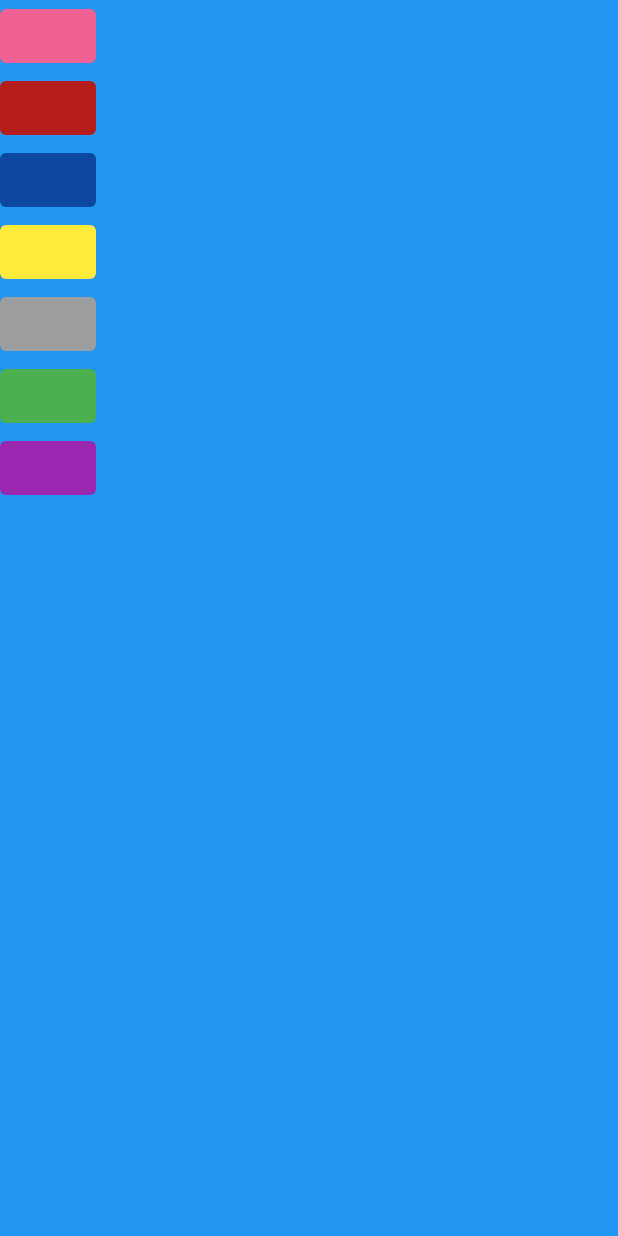
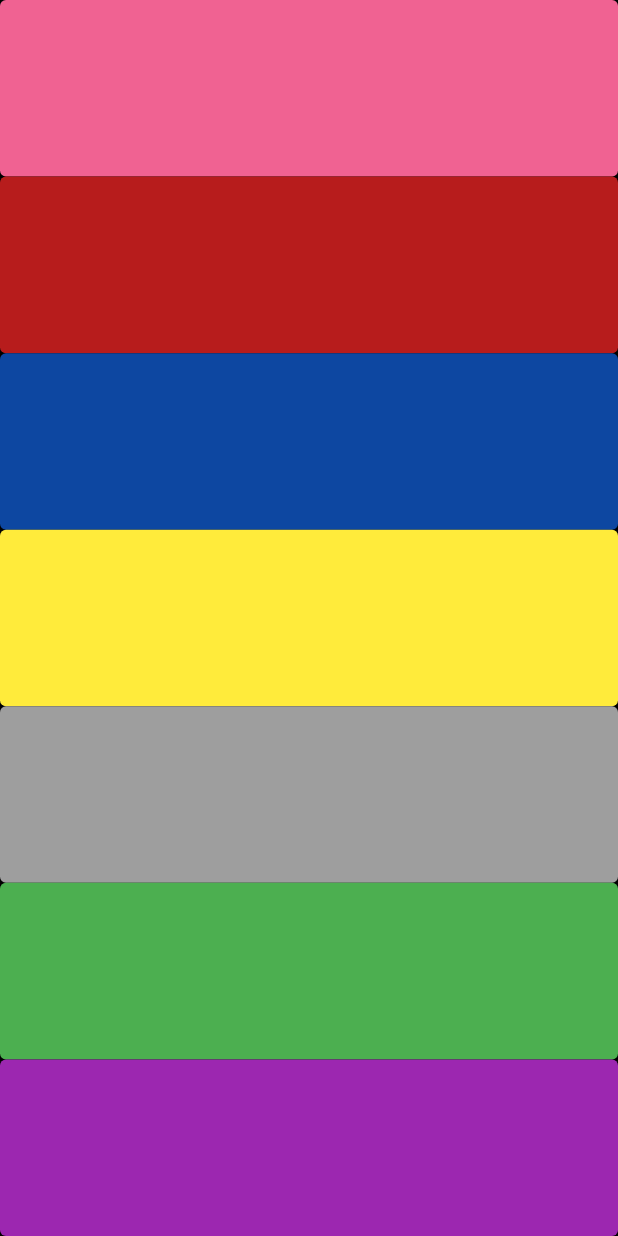
Before and after one commit to kidusmik/xylophone_app, a Flutter app: the screen it shows after launch, on a phone screen of 412 x 824 dp. Run offline on Flutter 3.47's test engine with Material 2 defaults, Android fonts, the phone set to English and light mode, and no system bars; our stand-ins replace audioplayers.

Commit message:
Modified the UI.

```diff
--- a/lib/main.dart
+++ b/lib/main.dart
@@ -1,4 +1,5 @@
 import 'package:audioplayers/audioplayers.dart';
+import 'package:flutter/cupertino.dart';
 import 'package:flutter/material.dart';
 
 void main() {
@@ -10,90 +11,104 @@ void main() {
 class XylophoneApp extends StatelessWidget {
   // const XylophoneApp({Key? key}) : super(key: key);
 
+  void playSound(int soundNum) {
+    final player = AudioCache();
+    player.play('assets_note$soundNum.wav');
+  }
+
   @override
   Widget build(BuildContext context) {
     return MaterialApp(
       home: Scaffold(
-        backgroundColor: Colors.blue,
+        backgroundColor: Colors.black,
         body: SafeArea(
           child: Column(
+            mainAxisAlignment: MainAxisAlignment.spaceEvenly,
+            crossAxisAlignment: CrossAxisAlignment.stretch,
             children: [
-              TextButton(
+              Expanded(
+                child: TextButton(
                   style: ButtonStyle(
                     backgroundColor: MaterialStateColor.resolveWith(
                         (states) => Colors.pink.shade300),
                   ),
                   onPressed: () {
-                  final player = AudioCache();
-                  player.play('assets_note1.wav');
+                    playSound(1);
                   },
                   child: Text(''),
                 ),
-              TextButton(
+              ),
+              Expanded(
+                child: TextButton(
                   style: ButtonStyle(
                     backgroundColor: MaterialStateColor.resolveWith(
                         (states) => Colors.red.shade900),
                   ),
                   onPressed: () {
-                  final player = AudioCache();
-                  player.play('assets_note2.wav');
+                    playSound(2);
                   },
                   child: Text(''),
                 ),
-              TextButton(
+              ),
+              Expanded(
+                child: TextButton(
                   style: ButtonStyle(
                     backgroundColor: MaterialStateColor.resolveWith(
                         (states) => Colors.blue.shade900),
                   ),
                   onPressed: () {
-                  final player = AudioCache();
-                  player.play('assets_note3.wav');
+                    playSound(3);
                   },
                   child: Text(''),
                 ),
-              TextButton(
+              ),
+              Expanded(
+                child: TextButton(
                   style: ButtonStyle(
                     backgroundColor:
                     MaterialStateColor.resolveWith((states) => Colors.yellow),
                   ),
                   onPressed: () {
-                  final player = AudioCache();
-                  player.play('assets_note4.wav');
+                    playSound(4);
                   },
                   child: Text(''),
                 ),
-              TextButton(
+              ),
+              Expanded(
+                child: TextButton(
                   style: ButtonStyle(
                     backgroundColor:
                         MaterialStateColor.resolveWith((states) => Colors.grey),
                   ),
                   onPressed: () {
-                  final player = AudioCache();
-                  player.play('assets_note5.wav');
+                    playSound(5);
                   },
                   child: Text(''),
                 ),
-              TextButton(
+              ),
+              Expanded(
+                child: TextButton(
                   style: ButtonStyle(
                     backgroundColor:
                         MaterialStateColor.resolveWith((states) => Colors.green),
                   ),
                   onPressed: () {
-                  final player = AudioCache();
-                  player.play('assets_note6.wav');
+                    playSound(6);
                   },
                   child: Text(''),
                 ),
-              TextButton(
+              ),
+              Expanded(
+                child: TextButton(
                   style: ButtonStyle(
                     backgroundColor:
                         MaterialStateColor.resolveWith((states) => Colors.purple),
                   ),
                   onPressed: () {
-                  final player = AudioCache();
-                  player.play('assets_note7.wav');
+                    playSound(7);
                   },
                   child: Text(''),
+                ),
               ),
             ],
           ),
```
Lines whose indentation alone changed are shown as unchanged.
